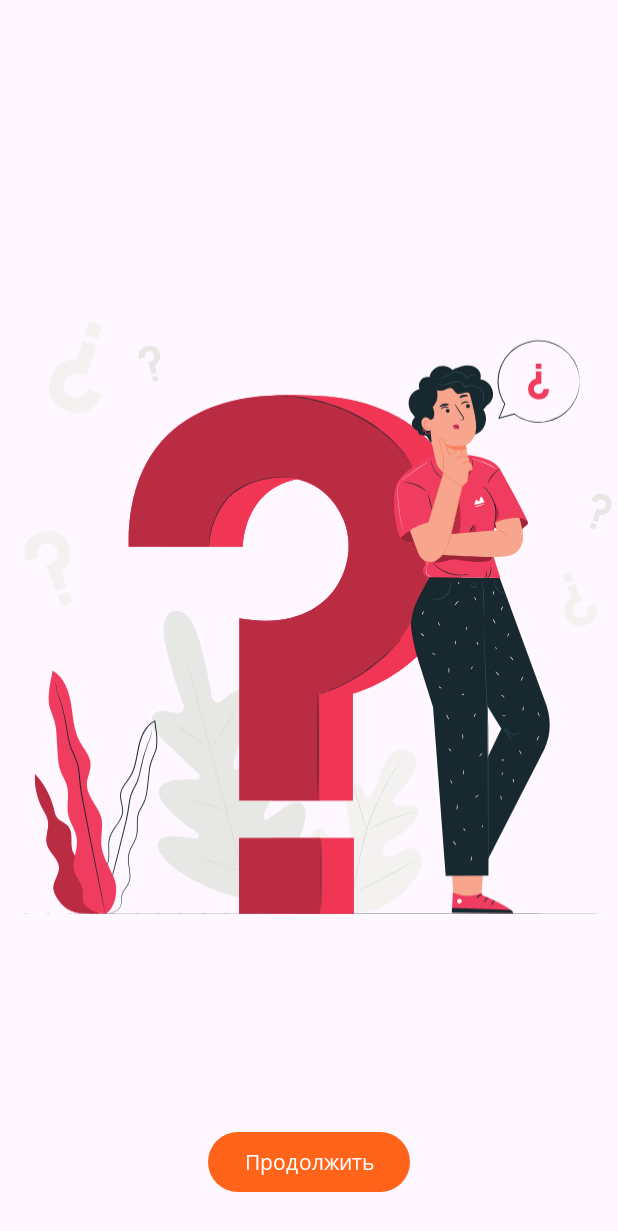
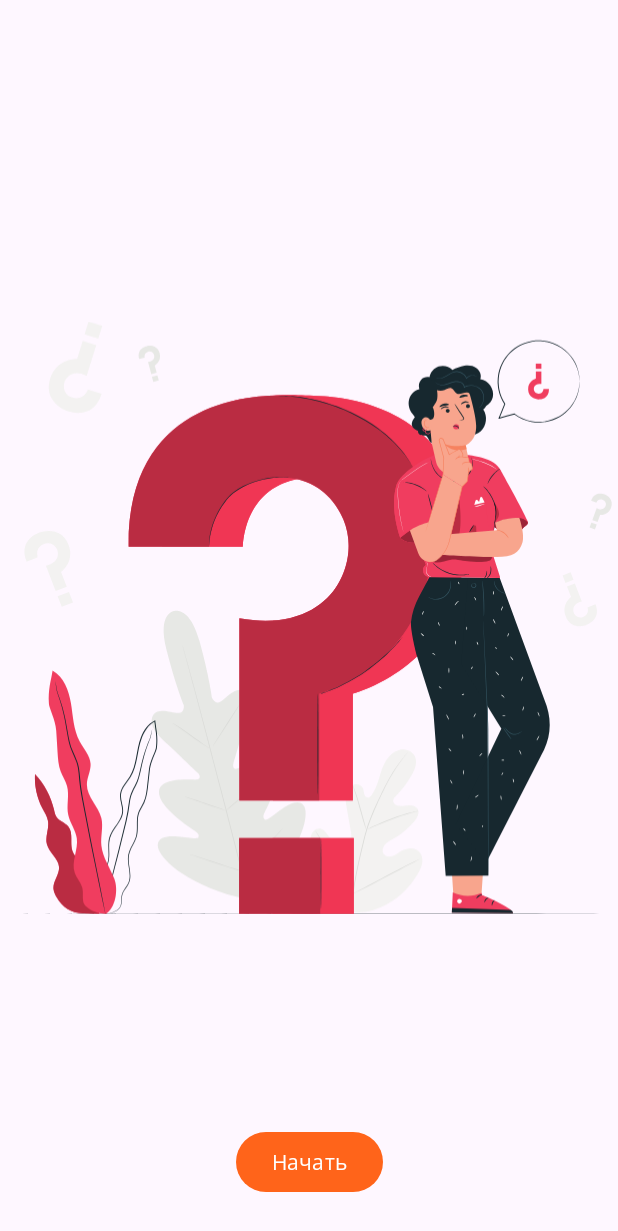
Before and after one commit to iamseryy/android_dev_1_2022, an Android app: the screen it shows after launch (MainActivity), on a phone screen of 412 x 824 dp. Shown: the top 1231 px of the screen. Run offline under Robolectric (Android 15) with nearby library versions, the phone set to English and light mode, and no system bars.

Commit message:
task7 navigation ready

```diff
--- a/m7_quiz_fragments/app/src/main/java/ru/quizplease/ui/StartFragment.kt
+++ b/m7_quiz_fragments/app/src/main/java/ru/quizplease/ui/StartFragment.kt
@@ -5,7 +5,9 @@ import androidx.fragment.app.Fragment
 import android.view.LayoutInflater
 import android.view.View
 import android.view.ViewGroup
+import androidx.navigation.fragment.findNavController
 import ru.quizplease.R
+import ru.quizplease.databinding.FragmentStartBinding
 
 // TODO: Rename parameter arguments, choose names that match
 // the fragment initialization parameters, e.g. ARG_ITEM_NUMBER
@@ -22,6 +24,9 @@ class StartFragment : Fragment() {
     private var param1: String? = null
     private var param2: String? = null
 
+    private var _binding: FragmentStartBinding? = null
+    private val binding get() = _binding!!
+
     override fun onCreate(savedInstanceState: Bundle?) {
         super.onCreate(savedInstanceState)
         arguments?.let {
@@ -33,9 +38,22 @@ class StartFragment : Fragment() {
     override fun onCreateView(
         inflater: LayoutInflater, container: ViewGroup?,
         savedInstanceState: Bundle?
-    ): View? {
-        // Inflate the layout for this fragment
-        return inflater.inflate(R.layout.fragment_start, container, false)
+    ): View {
+        _binding = FragmentStartBinding.inflate(inflater,container, false)
+        return binding.root
+    }
+
+    override fun onViewCreated(view: View, savedInstanceState: Bundle?) {
+        super.onViewCreated(view, savedInstanceState)
+
+        binding.buttonContinue.setOnClickListener{
+            findNavController().navigate(R.id.action_startFragment_to_quizFragment)
+        }
+    }
+
+    override fun onDestroyView() {
+        super.onDestroyView()
+        _binding = null
     }
 
     companion object {
--- a/m7_quiz_fragments/app/src/main/res/layout/activity_main.xml
+++ b/m7_quiz_fragments/app/src/main/res/layout/activity_main.xml
@@ -8,15 +8,15 @@
 
     <androidx.fragment.app.FragmentContainerView
         android:id="@+id/fragment_container_main"
-        android:name="ru.quizplease.ui.StartFragment"
+        android:name="androidx.navigation.fragment.NavHostFragment"
         android:layout_width="0dp"
         android:layout_height="0dp"
         app:defaultNavHost="true"
-        app:navGraph="@navigation/nav_graph"
         app:layout_constraintBottom_toBottomOf="parent"
         app:layout_constraintEnd_toEndOf="parent"
         app:layout_constraintStart_toStartOf="parent"
         app:layout_constraintTop_toTopOf="parent"
+        app:navGraph="@navigation/nav_graph"
         />
 
 </androidx.constraintlayout.widget.ConstraintLayout>
--- a/m7_quiz_fragments/app/src/main/res/layout/fragment_start.xml
+++ b/m7_quiz_fragments/app/src/main/res/layout/fragment_start.xml
@@ -17,7 +17,7 @@
         android:layout_width="wrap_content"
         android:layout_height="wrap_content"
         android:layout_margin="@dimen/margin"
-        android:text="@string/continue_button"
+        android:text="@string/start"
         app:layout_constraintBottom_toBottomOf="parent"
         app:layout_constraintEnd_toEndOf="parent"
         app:layout_constraintStart_toStartOf="parent" />
--- a/m7_quiz_fragments/app/src/main/res/navigation/nav_graph.xml
+++ b/m7_quiz_fragments/app/src/main/res/navigation/nav_graph.xml
@@ -12,7 +12,8 @@
         tools:layout="@layout/fragment_start" >
         <action
             android:id="@+id/action_startFragment_to_quizFragment"
-            app:destination="@id/quizFragment" />
+            app:destination="@id/quizFragment"
+            app:launchSingleTop="true"/>
     </fragment>
     <fragment
         android:id="@+id/quizFragment"
@@ -21,10 +22,13 @@
         tools:layout="@layout/fragment_quiz" >
         <action
             android:id="@+id/action_quizFragment_to_resultFragment"
-            app:destination="@id/resultFragment" />
+            app:destination="@id/resultFragment"
+            app:popUpTo="@id/startFragment"/>
         <action
             android:id="@+id/action_quizFragment_to_startFragment"
-            app:destination="@id/startFragment" />
+            app:destination="@id/startFragment"
+            app:popUpTo="@id/startFragment"
+            app:popUpToInclusive="true"/>
     </fragment>
     <fragment
         android:id="@+id/resultFragment"
@@ -33,6 +37,7 @@
         tools:layout="@layout/fragment_result" >
         <action
             android:id="@+id/action_resultFragment_to_quizFragment"
-            app:destination="@id/quizFragment" />
+            app:destination="@id/quizFragment"
+            app:popUpTo="@id/startFragment"/>
     </fragment>
 </navigation>
--- a/m7_quiz_fragments/app/src/main/res/values/strings.xml
+++ b/m7_quiz_fragments/app/src/main/res/values/strings.xml
@@ -1,5 +1,8 @@
 <resources>
     <string name="app_name">QUIZ Please</string>
-    <string name="continue_button">Продолжить</string>
     <string name="welcome_image">Welcome image</string>
+    <string name="back">Назад</string>
+    <string name="send">Отправить</string>
+    <string name="start_again">Начать заново</string>
+    <string name="start">Начать</string>
 </resources>
```
Also changed, not shown: m7_quiz_fragments/app/src/main/java/ru/quizplease/ui/QuizFragment.kt (+26 -3 lines), m7_quiz_fragments/app/src/main/java/ru/quizplease/ui/ResultFragment.kt (+21 -3 lines), m7_quiz_fragments/app/src/main/res/layout/fragment_quiz.xml (+30 -6 lines), m7_quiz_fragments/app/src/main/res/layout/fragment_result.xml (+12 -8 lines), 1 other file.
